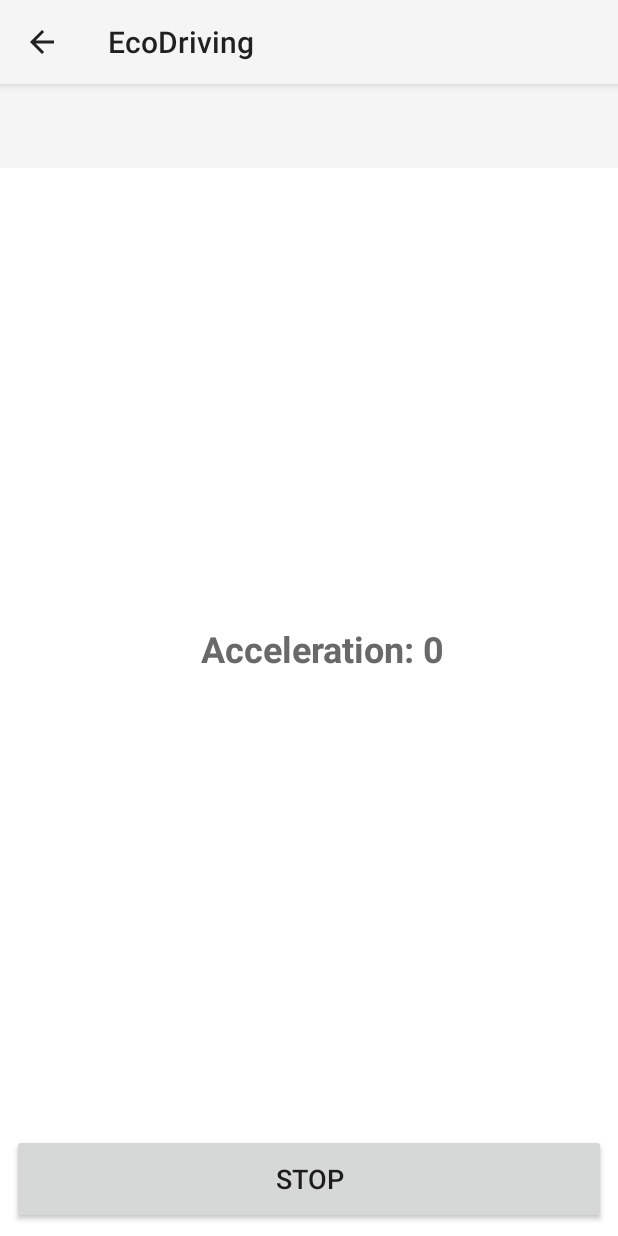
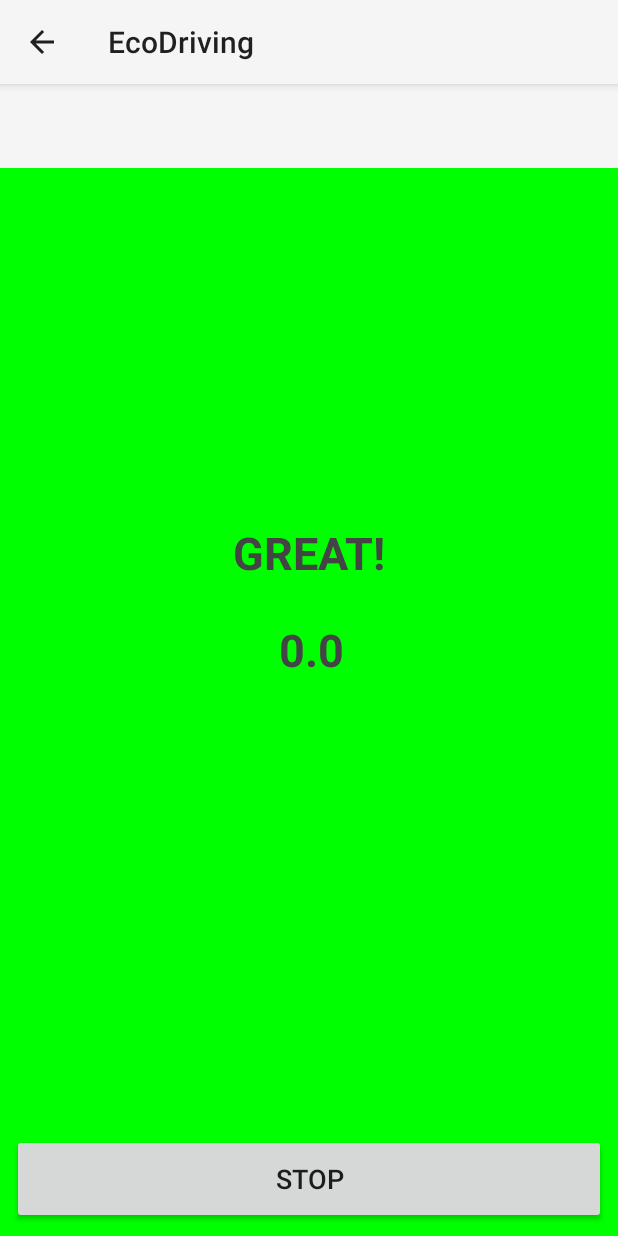
Before and after one commit to spiking/EcoDriving, an Android app: the NavigationActivity screen opened directly, with no data from a screen before it, on a phone screen of 412 x 824 dp. Run offline under Robolectric (Android 15) with nearby library versions, the phone set to English and light mode, and no system bars; 1 statement that could not run was skipped.

Commit message:
Linear acceleration added, layout updates

```diff
--- a/app/src/main/java/com/example/currentplacedetailsonmap/activities/NavigationActivity.java
+++ b/app/src/main/java/com/example/currentplacedetailsonmap/activities/NavigationActivity.java
@@ -18,9 +18,10 @@ import com.example.currentplacedetailsonmap.models.Session;
 import com.example.currentplacedetailsonmap.services.DataService;
 
 import java.io.IOException;
+import java.util.Timer;
+import java.util.TimerTask;
 
 import static android.provider.Contacts.SettingsColumns.KEY;
-import static java.lang.Math.abs;
 
 public class NavigationActivity extends AppCompatActivity implements SensorEventListener {
 
@@ -29,11 +30,15 @@ public class NavigationActivity extends AppCompatActivity implements SensorEvent
 
     // Sensors
     private SensorManager mSensorManager;
-    private Sensor mAccelerometer;
-    private float[] mAccelerometerValues;
+    private Sensor mLinearAccelerometer;
+    private float[] mLinearAccelerationValues;
+    private Timer mTimer;
+    private float mAccelerationValue;
 
     //TextView
-    private TextView acceleration;
+    private TextView mAccelerationValueTextView;
+    private TextView mAccelerationFeedbackTextView;
+    private int mCounter = 0;
 
     @Override
     protected void onCreate(Bundle savedInstanceState) {
@@ -43,19 +48,67 @@ public class NavigationActivity extends AppCompatActivity implements SensorEvent
         mToolbar = (Toolbar) findViewById(R.id.toolbar);
         setSupportActionBar(mToolbar);
         getSupportActionBar().setDisplayHomeAsUpEnabled(true);
-        mAccelerometerValues = new float[3];
+
+        mLinearAccelerationValues = new float[3];
+        mAccelerationValue = 0;
+
         initializeSensors();
 
-        //creates the textview which will display the acceleration on the screen
-        acceleration=(TextView)findViewById(R.id.acceleration);
+        mAccelerationValueTextView = (TextView) findViewById(R.id.navigation_acceleration_value);
+        mAccelerationFeedbackTextView = (TextView) findViewById(R.id.navigation_feedback);
 
-        saveSession();
+        mTimer = new Timer();
+        startUITimer();
+
     }
+
+    public void startUITimer() {
+        mTimer.scheduleAtFixedRate(new TimerTask() {
+            public void run() {
+                updateUI();
+            }
+        }, 0, 500);
+    }
+
+    // This method is called directly by the timer, thus it runs on a sub thread
+    // Call The runOnUIThread via runnable to be able to update UI elements
+
+    public void updateUI() {
+        this.runOnUiThread(RunnableUpdateUI);
+    }
+
+    public Runnable RunnableUpdateUI = new Runnable() {
+        @Override
+        public void run() {
+
+            Log.v("Counter", "RUNNING! " + mCounter++);
+
+            if (mAccelerationValue > 2.5) {
+                mAccelerationValueTextView.setTextColor(Color.WHITE);
+                mAccelerationFeedbackTextView.setTextColor(Color.WHITE);
+                findViewById(R.id.navigation_layout).setBackgroundColor(Color.RED);
+                mAccelerationFeedbackTextView.setText("BAD!");
+                mAccelerationValueTextView.setText(Float.toString(mAccelerationValue));
+            } else if (mAccelerationValue > 1.5) {
+                mAccelerationValueTextView.setTextColor(Color.DKGRAY);
+                mAccelerationFeedbackTextView.setTextColor(Color.DKGRAY);
+                findViewById(R.id.navigation_layout).setBackgroundColor(Color.LTGRAY);
+                mAccelerationFeedbackTextView.setText("OKEY!");
+                mAccelerationValueTextView.setText(Float.toString(mAccelerationValue));
+            } else {
+                mAccelerationValueTextView.setTextColor(Color.DKGRAY);
+                mAccelerationFeedbackTextView.setTextColor(Color.DKGRAY);
+                findViewById(R.id.navigation_layout).setBackgroundColor(Color.GREEN);
+                mAccelerationFeedbackTextView.setText("GREAT!");
+                mAccelerationValueTextView.setText(Float.toString(mAccelerationValue));
+            }
+        }
+    };
 
     public void initializeSensors() {
         mSensorManager = (SensorManager) getSystemService(SENSOR_SERVICE);
-        mAccelerometer = mSensorManager.getDefaultSensor(Sensor.TYPE_ACCELEROMETER);
-        mSensorManager.registerListener(this,mAccelerometer, SensorManager.SENSOR_DELAY_NORMAL);
+        mLinearAccelerometer = mSensorManager.getDefaultSensor(Sensor.TYPE_LINEAR_ACCELERATION);
+        mSensorManager.registerListener(this, mLinearAccelerometer, SensorManager.SENSOR_DELAY_NORMAL);
     }
 
     public void stopSession(View view) {
@@ -65,8 +118,7 @@ public class NavigationActivity extends AppCompatActivity implements SensorEvent
     @Override
     protected void onResume() {
         super.onResume();
-        Log.v("Setup!", "Setup!");
-        mSensorManager.registerListener(this, mAccelerometer, SensorManager.SENSOR_DELAY_UI); // Initialize accelerometer listener
+        mSensorManager.registerListener(this, mLinearAccelerometer, SensorManager.SENSOR_DELAY_NORMAL);
     }
 
     @Override
@@ -78,29 +130,20 @@ public class NavigationActivity extends AppCompatActivity implements SensorEvent
     @Override
     public void onSensorChanged(SensorEvent event) {
 
-        if (event.sensor == mAccelerometer) {
-            mAccelerometerValues[0] = event.values[0]; // Acceleration minus Gx on the x-axis
-            mAccelerometerValues[1] = event.values[1]; // Acceleration minus Gy on the y-axis
-            mAccelerometerValues[2] = event.values[2]; // Acceleration minus Gz on the z-axis
+        // Basically a HighPass-filter
+        // Acceleration = gravity + linear acceleration <=> linear acceleration = acceleration - gravity
 
-            //Simplified total acceleration
-            float totalAcc = event.values[0]+event.values[1]+event.values[2];
+        if (event.sensor == mLinearAccelerometer) {
+            mLinearAccelerationValues[0] = event.values[0]; // x-value
+            mLinearAccelerationValues[1] = event.values[1]; // y-value
+            mLinearAccelerationValues[2] = event.values[2]; // x-value
 
+            Log.v("Linear Acceleration X: ", Float.toString(mLinearAccelerationValues[0]));
+            Log.v("Linear Acceleration Y: ", Float.toString(mLinearAccelerationValues[1]));
+            Log.v("Linear Acceleration Z: ", Float.toString(mLinearAccelerationValues[2])); // Only using Z-value atm
 
+            mAccelerationValue = Math.abs(event.values[2]);
 
-            if(abs(totalAcc)>15){
-                findViewById(R.id.navigation_layout).setBackgroundColor(Color.RED);
-                acceleration.setText("BAD! \n Acceleration: "+ Float.toString(totalAcc));
-            }else{
-                findViewById(R.id.navigation_layout).setBackgroundColor(Color.GREEN);
-                acceleration.setText("GOOD! \n Acceleration: "+ Float.toString(totalAcc));
-            }
-
-            //acceleration.setText("X: "+event.values[0]+"\nY: "+event.values[1]+"\nZ: "+event.values[2]);
-
-            /*          Log.v("Data", Float.toString(mAccelerometerValues[0]));
-            Log.v("Data", Float.toString(mAccelerometerValues[1]));
-            Log.v("Data", Float.toString(mAccelerometerValues[2]));*/
         }
     }
 
@@ -109,9 +152,9 @@ public class NavigationActivity extends AppCompatActivity implements SensorEvent
         // Chill
     }
 
+    // Not in use
+
     public void saveSession() {
-
-        Log.v("DATA", "Save data to internal storage");
 
         Location startLocation = new Location("VBG");
         startLocation.setLatitude(58.36014);
@@ -129,7 +172,7 @@ public class NavigationActivity extends AppCompatActivity implements SensorEvent
         try {
 
             // Save data to internal storage
-/*            DataService.getInstance().writeObject(this, KEY, session);*/
+            DataService.getInstance().writeObject(this, KEY, session);
 
             // Retrieve data from internal storage
             Session savedSession = (Session) DataService.getInstance().readObject(this, KEY);
--- a/app/src/main/res/layout/activity_navigation.xml
+++ b/app/src/main/res/layout/activity_navigation.xml
@@ -36,23 +36,42 @@
         android:layout_marginEnd="8dp" />
 
     <TextView
+        android:id="@+id/navigation_acceleration_value"
         android:layout_width="wrap_content"
         android:layout_height="wrap_content"
-        android:id="@+id/acceleration"
-        android:text="Acceleration: 0"
+        android:layout_marginBottom="24dp"
+        android:layout_marginLeft="24dp"
+        android:layout_marginRight="24dp"
+        android:layout_marginTop="8dp"
+        android:gravity="center"
+        android:text="@string/navigation_acceleration_value"
+        android:textAlignment="center"
         android:textColor="#696969"
+        android:textSize="30sp"
         android:textStyle="bold"
-        android:textSize="24sp"
-        android:gravity="center"
+        app:layout_constraintBottom_toBottomOf="parent"
+        app:layout_constraintHorizontal_bias="0.506"
+        app:layout_constraintLeft_toLeftOf="parent"
+        app:layout_constraintRight_toRightOf="parent"
         app:layout_constraintTop_toTopOf="parent"
-        android:layout_marginTop="8dp"
-        android:layout_marginRight="8dp"
-        app:layout_constraintRight_toRightOf="parent"
+        app:layout_constraintVertical_bias="0.501" />
+
+    <TextView
+        android:id="@+id/navigation_feedback"
+        android:layout_width="wrap_content"
+        android:layout_height="wrap_content"
+        android:layout_marginBottom="24dp"
         android:layout_marginLeft="24dp"
-        app:layout_constraintHorizontal_bias="0.504"
+        android:layout_marginRight="24dp"
+        android:textStyle="bold"
+        android:text="@string/navigation_feedback"
+        android:textAlignment="center"
+        android:textColor="#696969"
+        android:textSize="30sp"
+        app:layout_constraintBottom_toTopOf="@+id/navigation_acceleration_value"
+        app:layout_constraintHorizontal_bias="0.502"
         app:layout_constraintLeft_toLeftOf="parent"
-        app:layout_constraintBottom_toBottomOf="parent"
-        android:layout_marginBottom="24dp" />
+        app:layout_constraintRight_toRightOf="parent" />
 
 
 </android.support.constraint.ConstraintLayout>
--- a/app/src/main/res/values/strings.xml
+++ b/app/src/main/res/values/strings.xml
@@ -15,4 +15,6 @@
     <string name="tap_on_mic">Tap on mic to speak</string>
     <string name="stats_title">Fabulous Stats</string>
     <string name="settings_title">Fabulous Settings</string>
+    <string name="navigation_feedback">Welcome</string>
+    <string name="navigation_acceleration_value">Acceleration: 0</string>
 </resources>
```
Also changed, not shown: app/src/main/java/com/example/currentplacedetailsonmap/activities/MapsActivityCurrentPlace.java (+40 -9 lines).
